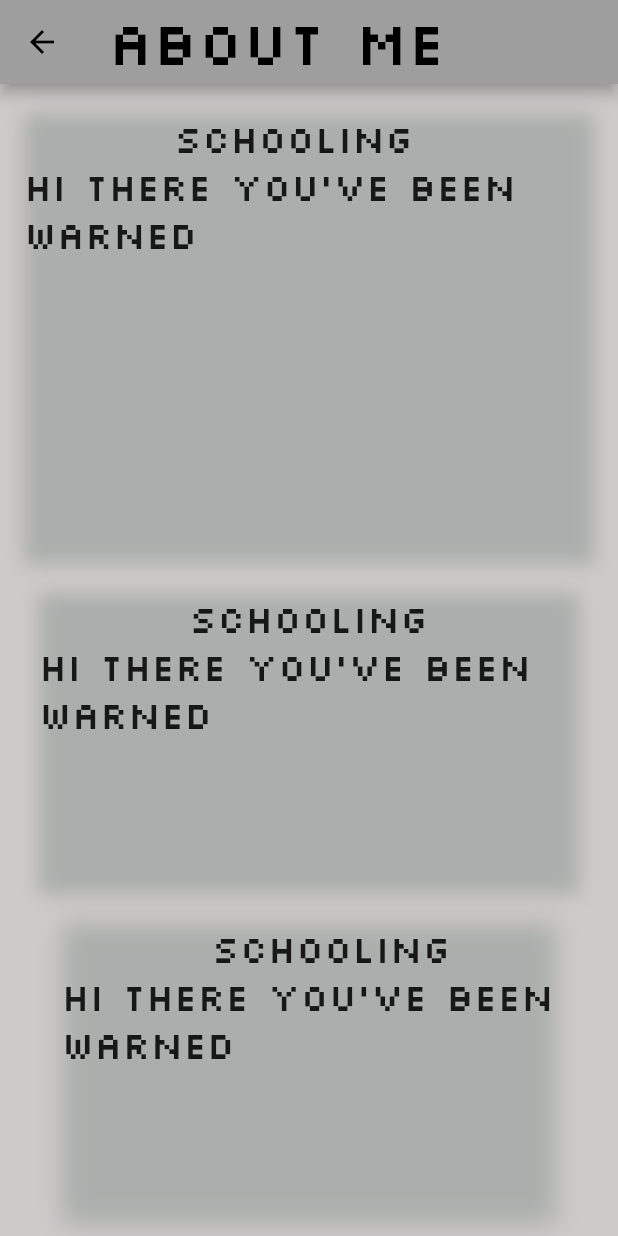
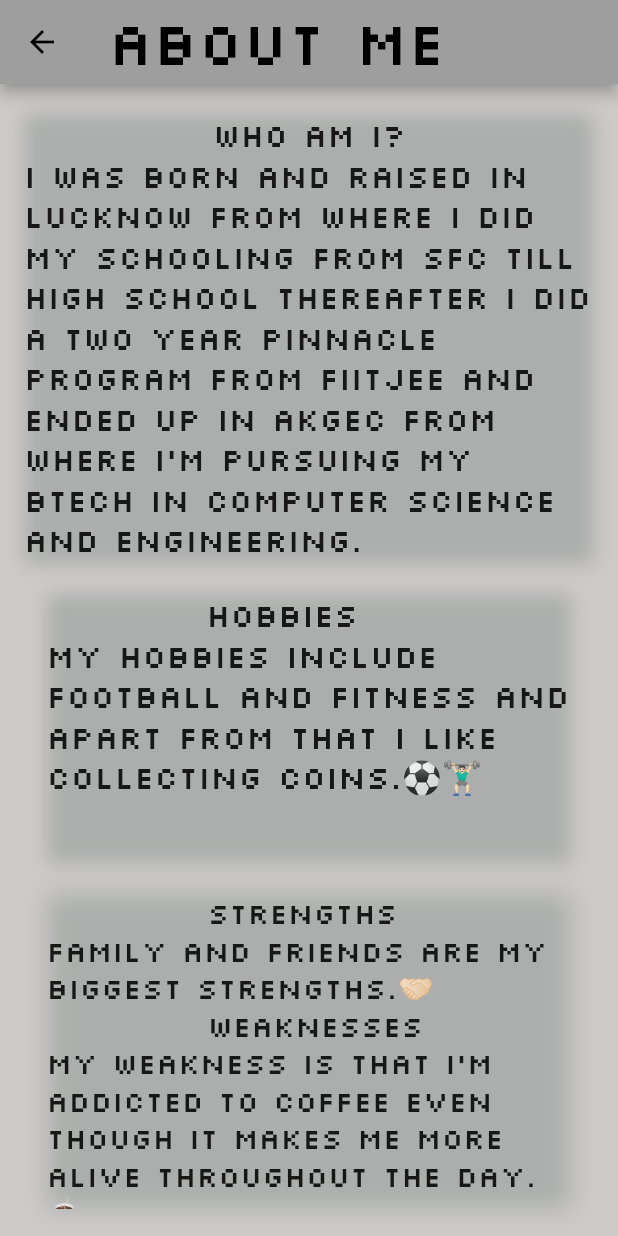
Before and after one commit to hammad0110/portfolioApp, a Flutter app: the screen it shows after launch, after a tap on "ABOUT ME", on a phone screen of 412 x 824 dp. Run offline on Flutter 3.47's test engine with Material 2 defaults, Android fonts, the phone set to English and light mode, and no system bars; our stand-ins replace animated_text_kit.

Commit message:
Update main.dart

```diff
--- a/portfolio1/lib/main.dart
+++ b/portfolio1/lib/main.dart
@@ -88,6 +88,8 @@ class HomePage extends StatelessWidget {
                 // ignore: prefer_const_constructors
                 decoration: BoxDecoration(
                   color: Colors.red,
+                  border: Border.all(),
+                  borderRadius: BorderRadius.all(Radius.circular(10)),
                   gradient: LinearGradient(colors: [
                     Colors.white,
                     Colors.grey,
@@ -98,12 +100,12 @@ class HomePage extends StatelessWidget {
                   ]),
                   boxShadow: [
                     BoxShadow(
-                      color: Colors.grey,
-                      blurRadius: 10,
+                      color: Color.fromARGB(73, 15, 17, 71),
+                      blurRadius: 200,
                     )
                   ],
                 ),
-                margin: const EdgeInsets.fromLTRB(0, 0, 0, 0),
+                margin: const EdgeInsets.fromLTRB(5, 5, 5, 0),
                 child: Image.asset(
                   "assets/Sub.png",
                   alignment: Alignment(-1, -1),
@@ -151,6 +153,10 @@ class HomePage extends StatelessWidget {
                       alignment: Alignment(2, -4.7),
                       textStyle:
                           TextStyle(fontFamily: 'Silkscreen', fontSize: 70)),
+                  RotateAnimatedText('REPEAT',
+                      alignment: Alignment(10, -4.8),
+                      textStyle:
+                          TextStyle(fontFamily: 'Silkscreen', fontSize: 65)),
                 ],
               ),
             ),
@@ -178,9 +184,9 @@ class Aboutme extends StatelessWidget {
               margin: const EdgeInsets.fromLTRB(0, 20, 0, 0),
               child: SizedBox(
                   child: Text(
-                    "        SCHOOLING\n"
-                    "Hi there you've been warned",
-                    style: TextStyle(fontFamily: 'Silkscreen', fontSize: 25),
+                    "            WHO AM I?\n"
+                    "I was born and raised in Lucknow from where I did my schooling from SFC till High School thereafter I did a two year pinnacle program from FIITJEE and ended up in AKGEC from where I'm pursuing my BTECH in Computer Science and Engineering. ",
+                    style: TextStyle(fontFamily: 'Silkscreen', fontSize: 21),
                   ),
                   height: 300,
                   width: 380),
@@ -195,12 +201,12 @@ class Aboutme extends StatelessWidget {
               margin: const EdgeInsets.fromLTRB(0, 20, 0, 0),
               child: SizedBox(
                   child: Text(
-                    "        SCHOOLING\n"
-                    "Hi there you've been warned",
-                    style: TextStyle(fontFamily: 'Silkscreen', fontSize: 25),
+                    "          HOBBIES\n"
+                    "My hobbies include football and fitness and apart from that I like collecting coins.⚽️🏋🏻‍♂️🪙",
+                    style: TextStyle(fontFamily: 'Silkscreen', fontSize: 21.3),
                   ),
-                  height: 200,
-                  width: 360),
+                  height: 180,
+                  width: 350),
               decoration: new BoxDecoration(boxShadow: [
                 new BoxShadow(
                   color: Color.fromARGB(147, 146, 154, 150),
@@ -212,12 +218,14 @@ class Aboutme extends StatelessWidget {
               margin: const EdgeInsets.fromLTRB(0, 20, 0, 0),
               child: SizedBox(
                   child: Text(
-                    "        SCHOOLING\n"
-                    "Hi there you've been warned",
-                    style: TextStyle(fontFamily: 'Silkscreen', fontSize: 25),
+                    "           STRENGTHS\n"
+                    "Family and friends are my biggest strengths.🤝🏻🫂\n"
+                    "           WEAKNESSES\n"
+                    "My weakness is that I'm addicted to coffee even though it makes me more alive throughout the day.☕️",
+                    style: TextStyle(fontFamily: 'Silkscreen', fontSize: 19.5),
                   ),
-                  height: 200,
-                  width: 330),
+                  height: 210,
+                  width: 350),
               decoration: new BoxDecoration(boxShadow: [
                 new BoxShadow(
                   color: Color.fromARGB(147, 146, 154, 150),
@@ -242,9 +250,34 @@ class Skills extends StatelessWidget {
         "SKILLS",
         style: TextStyle(fontFamily: 'Silkscreen', fontSize: 40),
       )),
+      body: (Center(
+        child: Column(
+          children: <Widget>[
+            Container(
+              margin: const EdgeInsets.fromLTRB(0, 20, 0, 0),
+              child: SizedBox(
+                  child: Text(
+                    "       TECHNICAL SKILLS💻\n\n"
+                    "Programming using C and C++.\n\n"
+                    "Application development using Swift,flutter and dart.\n\n"
+                    "Web Development using HTML,CSS and JAVASCRIPT.\n\n"
+                    "Basics of Machine learning using Xcode.",
+                    style: TextStyle(fontFamily: 'Silkscreen', fontSize: 21),
+                  ),
+                  height: 440,
+                  width: 360),
+              decoration: new BoxDecoration(boxShadow: [
+                new BoxShadow(
+                  color: Color.fromARGB(147, 146, 154, 150),
+                  blurRadius: 10.0,
+                ),
+              ]),
+            ),
+          ],
+        ),
+      )),
       backgroundColor: Color.fromARGB(255, 205, 202, 202),
     );
-    ;
   }
 }
 
@@ -255,11 +288,35 @@ class Whyme extends StatelessWidget {
       appBar: AppBar(
           title: Text(
         "WHY ME?",
-        style: TextStyle(fontFamily: 'Silkscreen', fontSize: 40),
+        style: TextStyle(fontFamily: 'Silkscreen', fontSize: 42),
+      )),
+      body: (Center(
+        child: Column(
+          children: <Widget>[
+            Container(
+              margin: const EdgeInsets.fromLTRB(0, 20, 0, 0),
+              child: SizedBox(
+                  child: Text(
+                    "\nOver the years, I have acquired relevant skills and experience, which I shall bring to your organization.\n"
+                    "I have also worked tirelessly on my communication abilities and teamwork skills, which I will put to use in my future career, which would be in your organization if I am selected for the position.\n"
+                    "I have given my 100% effort in my past companies, and this has enabled me to recognize my capabilities and limitations.\n"
+                    "If I channelize them further, they will bring fruitful results to me and also to your esteemed organization.\n",
+                    style: TextStyle(fontFamily: 'Silkscreen', fontSize: 21),
+                  ),
+                  height: 740,
+                  width: 370),
+              decoration: new BoxDecoration(boxShadow: [
+                new BoxShadow(
+                  color: Color.fromARGB(147, 146, 154, 150),
+                  blurRadius: 15.0,
+                ),
+              ]),
+            ),
+          ],
+        ),
       )),
       backgroundColor: Color.fromARGB(255, 205, 202, 202),
     );
-    ;
   }
 }
 
@@ -269,11 +326,36 @@ class Contact extends StatelessWidget {
     return Scaffold(
       appBar: AppBar(
           title: Text(
-        "CONTACT INFO",
+        "CONTACT ME",
         style: TextStyle(fontFamily: 'Silkscreen', fontSize: 40),
+      )),
+      body: (Center(
+        child: Column(
+          children: <Widget>[
+            Container(
+              margin: const EdgeInsets.fromLTRB(0, 20, 0, 0),
+              child: SizedBox(
+                  child: Text(
+                    "       TECHNICAL SKILLS💻\n\n"
+                    "Programming using C and C++.\n\n"
+                    "Application development using Swift,flutter and dart.\n\n"
+                    "Web Development using HTML,CSS and JAVASCRIPT.\n\n"
+                    "Basics of Machine learning using Xcode.",
+                    style: TextStyle(fontFamily: 'Silkscreen', fontSize: 21),
+                  ),
+                  height: 440,
+                  width: 360),
+              decoration: new BoxDecoration(boxShadow: [
+                new BoxShadow(
+                  color: Color.fromARGB(147, 146, 154, 150),
+                  blurRadius: 10.0,
+                ),
+              ]),
+            ),
+          ],
+        ),
       )),
       backgroundColor: Color.fromARGB(255, 205, 202, 202),
     );
-    ;
   }
 }
```
